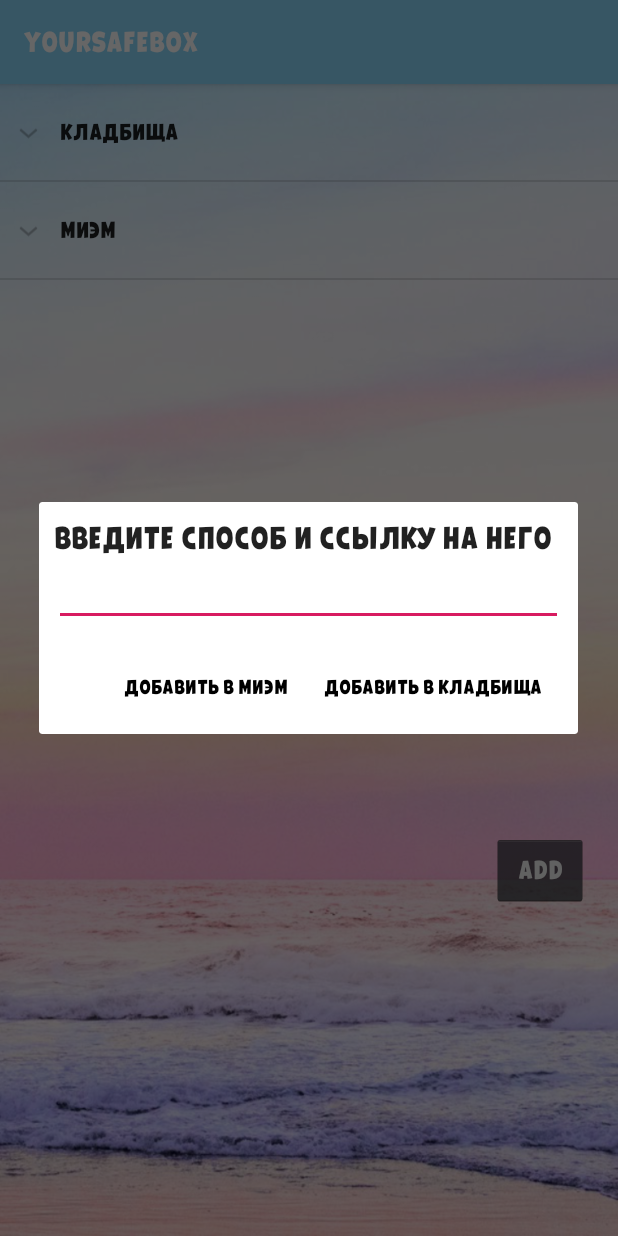
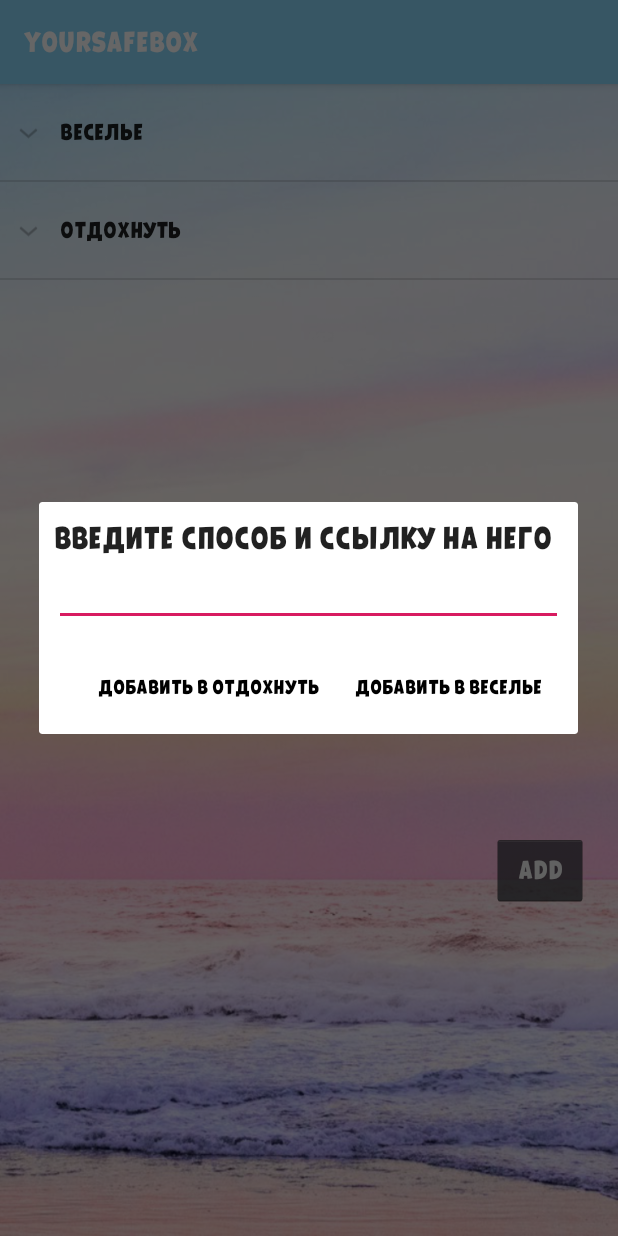
Before and after one commit to nemudrena/YourSafeBox, an Android app: the ActivityPlaces screen opened directly, with no data from a screen before it, after a tap on "Add", on a phone screen of 412 x 824 dp. Run offline under Robolectric (Android 15) with nearby library versions, the phone set to English and light mode, and no system bars.

Commit message:
Change words in ways

```diff
--- a/app/src/main/java/com/example/myapp/ActivityPlaces.java
+++ b/app/src/main/java/com/example/myapp/ActivityPlaces.java
@@ -20,8 +20,8 @@ import java.util.ArrayList;
 
 public class ActivityPlaces extends AppCompatActivity {
     private ArrayList<Ways> groups = new ArrayList<>();
-    private ArrayList<Ways> cemetery = new ArrayList<>();
-    private ArrayList<Ways>  miem = new ArrayList<>();
+    private ArrayList<Ways> fun = new ArrayList<>();
+    private ArrayList<Ways>  relax = new ArrayList<>();
 
     private int groupPos;
     private int childPos;
@@ -33,15 +33,15 @@ public class ActivityPlaces extends AppCompatActivity {
         super.onCreate(savedInstanceState);
         setContentView(R.layout.activity_places);
 
-        groups.add(new Ways("Кладбища"));
-        groups.add(new Ways("Миэм"));
+        groups.add(new Ways("Веселье"));
+        groups.add(new Ways("Отдохнуть"));
 
-        cemetery.add(new Ways("Новодевичье"));
-        cemetery.add(new Ways("Ваганьковское"));
+        fun.add(new Ways("Парк"));
+        fun.add(new Ways("Кино"));
 
-        miem.add(new Ways("МИЭМ"));
+        relax.add(new Ways("Кафе"));
 
-        list = new ListOfWays(groups, cemetery, miem, 0);
+        list = new ListOfWays(groups, fun, relax, 0);
 
         String[] groupFrom = new String[]{"groupName"};
         int[] groupTo = new int[]{android.R.id.text1};
@@ -86,13 +86,13 @@ public class ActivityPlaces extends AppCompatActivity {
         if (item.getItemId() == R.id.option_del1){
             if (groupPos == 0) {
 
-                cemetery.remove(childPos);
-                list.upDateContentList("genre", cemetery, miem, 0);
+                fun.remove(childPos);
+                list.upDateContentList("genre", fun, relax, 0);
                 adapter.notifyDataSetChanged();
             }
             else{
-                miem.remove(childPos);
-                list.upDateContentList("genre", cemetery, miem, 0);
+                relax.remove(childPos);
+                list.upDateContentList("genre", fun, relax, 0);
                 adapter.notifyDataSetChanged();
             }
         }
@@ -118,7 +118,7 @@ public class ActivityPlaces extends AppCompatActivity {
         //Настраиваем сообщение в диалоговом окне:
         mDialogBuilder
                 .setCancelable(false)
-                .setPositiveButton("Добавить в Кладбища",
+                .setPositiveButton("Добавить в Веселье",
                         new DialogInterface.OnClickListener() {
                             public void onClick(DialogInterface dialog,int id) {
                                 //Вводим текст и отображаем в строке ввода на основном экране:
@@ -141,16 +141,16 @@ public class ActivityPlaces extends AppCompatActivity {
                                 }
                                 else{
                                     Ways add = new Ways(word);
-                                    cemetery.add(cemetery.size(), add);
+                                    fun.add(fun.size(), add);
 
-                                    list.upDateContentList("genre", cemetery, miem, 0);
+                                    list.upDateContentList("genre", fun, relax, 0);
                                     adapter.notifyDataSetChanged();
                                 }
 
 
                             }
                         })
-                .setNegativeButton("Добавить в МИЭМ",
+                .setNegativeButton("Добавить в Отдохнуть",
                         new DialogInterface.OnClickListener() {
                             public void onClick(DialogInterface dialog,int id) {
                                 //Вводим текст и отображаем в строке ввода на основном экране:
@@ -172,9 +172,9 @@ public class ActivityPlaces extends AppCompatActivity {
                                 }
                                 else {
                                     Ways add = new Ways(word);
-                                    miem.add(miem.size(), add);
+                                    relax.add(relax.size(), add);
 
-                                    list.upDateContentList("genre", cemetery, miem, 0);
+                                    list.upDateContentList("genre", fun, relax, 0);
                                     adapter.notifyDataSetChanged();
                                 }
 
--- a/app/src/main/java/com/example/myapp/ActivityTaste.java
+++ b/app/src/main/java/com/example/myapp/ActivityTaste.java
@@ -39,8 +39,8 @@ public class ActivityTaste extends AppCompatActivity {
         sweet.add(new Ways("Шоколадка"));
         sweet.add(new Ways("Зефирка"));
 
-        salt.add(new Ways("Твои слезы при виде списка билетов по матану"));
-        salt.add(new Ways("***"));
+        salt.add(new Ways("Чипсы"));
+        salt.add(new Ways("Попкорн"));
 
         list = new ListOfWays(groups, sweet, salt, 0);
 
--- a/app/src/main/java/com/example/myapp/ActivityWays.java
+++ b/app/src/main/java/com/example/myapp/ActivityWays.java
@@ -38,6 +38,4 @@ public class ActivityWays extends AppCompatActivity  {
         Intent intent = new Intent(this, ActivitySence.class);
         startActivity(intent);
     }
-
-
 }
```
Also changed, not shown: app/src/main/java/com/example/myapp/ActivityPics.java (+0 -10 lines), app/src/main/java/com/example/myapp/MainActivity.java (+3 -11 lines).
